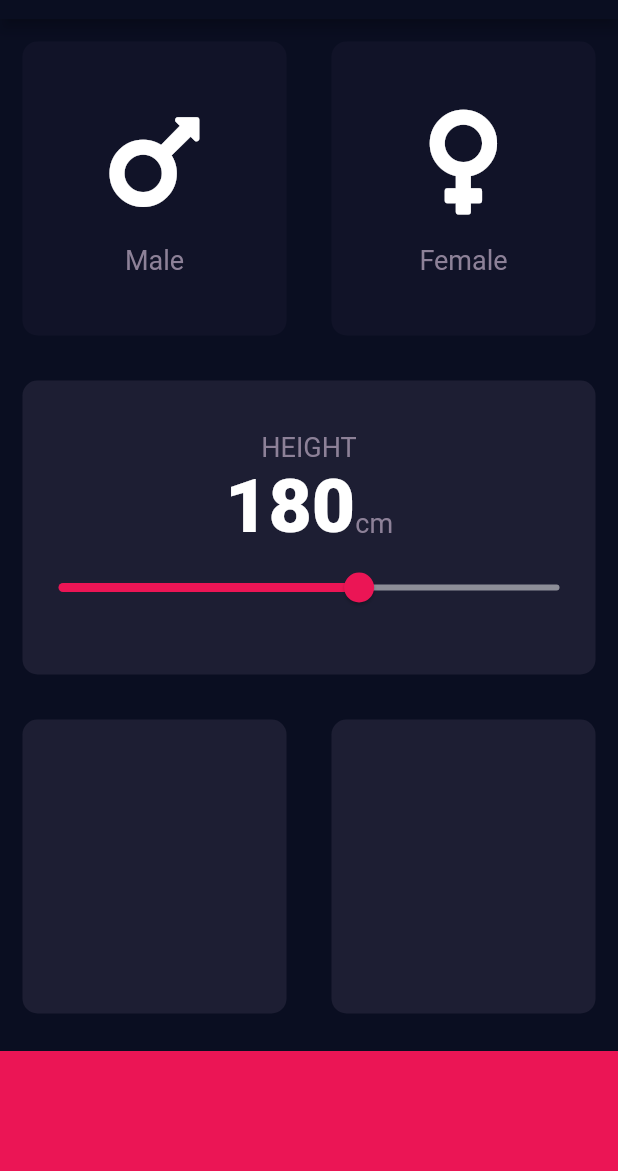
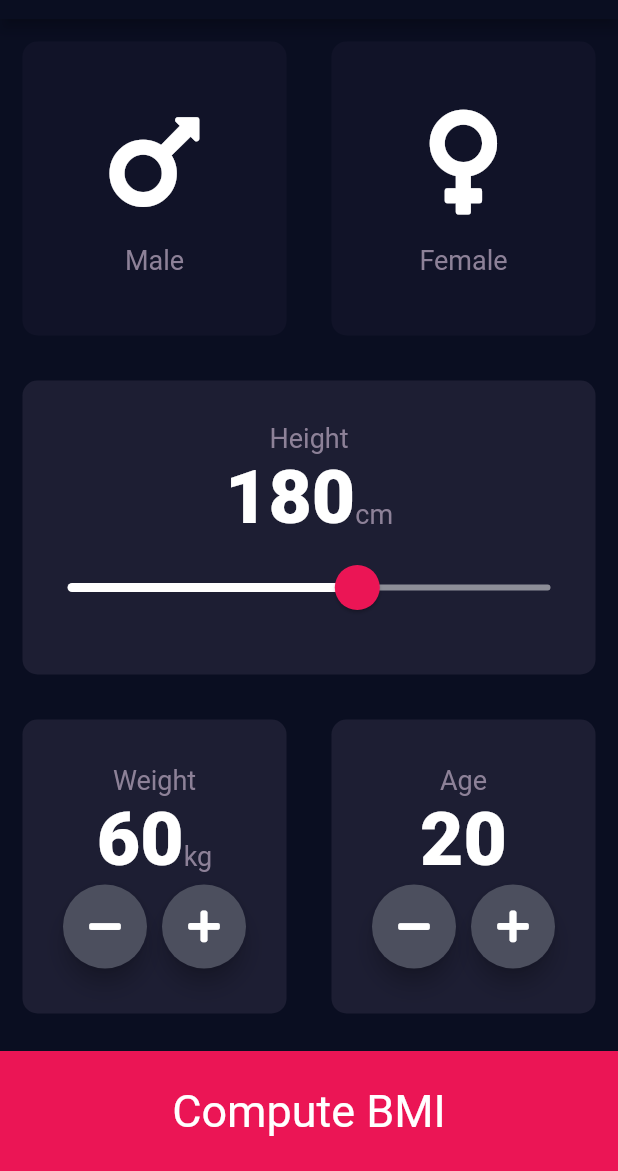
Before and after one commit to Dipeshneupane/BMI_Calculator, a Flutter app: the screen it shows after launch, on a phone screen of 412 x 824 dp, the part 65-1236 px from its top. Run offline on Flutter 3.47's test engine with Material 2 defaults, Android fonts, the phone set to English and light mode, and no system bars; our stand-ins replace font_awesome_flutter.

Commit message:
updated UI

```diff
--- a/lib/input_page.dart
+++ b/lib/input_page.dart
@@ -15,6 +15,8 @@ class InputPage extends StatefulWidget {
 class _InputPageState extends State<InputPage> {
   Gender selectedgender;
   int height = 180;
+  int weight = 60;
+  int age = 20;
   @override
   Widget build(BuildContext context) {
     return Scaffold(
@@ -67,7 +69,7 @@ class _InputPageState extends State<InputPage> {
                 mainAxisAlignment: MainAxisAlignment.center,
                 children: <Widget>[
                   Text(
-                    "HEIGHT",
+                    "Height",
                     style: kLabelStyle,
                   ),
                   Row(
@@ -85,17 +87,27 @@ class _InputPageState extends State<InputPage> {
                       )
                     ],
                   ),
-                  Slider(
+                  SliderTheme(
+                    data: SliderTheme.of(context).copyWith(
+                      inactiveTrackColor: Color(0xFF8D8E98),
+                      activeTrackColor: Colors.white,
+                      thumbColor: Color(0xFFEB1555),
+                      overlayColor: Color(0x50EB1555),
+                      thumbShape:
+                          RoundSliderThumbShape(enabledThumbRadius: 15.0),
+                      overlayShape:
+                          RoundSliderOverlayShape(overlayRadius: 30.0),
+                    ),
+                    child: Slider(
                       value: height.toDouble(),
                       min: 120,
                       max: 220,
-                    activeColor: Color(0xFFEB1555),
-                    inactiveColor: Color(0xFF8D8E98),
                       onChanged: (double newValue) {
                         setState(() {
                           height = newValue.round();
                         });
                       },
+                    ),
                   )
                 ],
               ),
@@ -107,11 +119,96 @@ class _InputPageState extends State<InputPage> {
                 Expanded(
                   child: Reuseable_Container(
                     colour: kActiveCardColour,
+                    cardChild: Column(
+                      mainAxisAlignment: MainAxisAlignment.center,
+                      children: <Widget>[
+                        Text(
+                          "Weight",
+                          style: kLabelStyle,
+                        ),
+                        Row(
+                          mainAxisAlignment: MainAxisAlignment.center,
+                          crossAxisAlignment: CrossAxisAlignment.baseline,
+                          textBaseline: TextBaseline.alphabetic,
+                          children: <Widget>[
+                            Text(
+                              weight.toString(),
+                              style: kNumberStyle,
+                            ),
+                            Text(
+                              "kg",
+                              style: kLabelStyle,
+                            )
+                          ],
+                        ),
+                        Row(
+                          mainAxisAlignment: MainAxisAlignment.center,
+                          children: <Widget>[
+                            RoundIconButton(
+                              icon: FontAwesomeIcons.minus,
+                              onPressed: () {
+                                setState(() {
+                                  weight--;
+                                });
+                              },
+                            ),
+                            SizedBox(
+                              width: 10.0,
+                            ),
+                            RoundIconButton(
+                              icon: FontAwesomeIcons.plus,
+                              onPressed: () {
+                                setState(() {
+                                  weight++;
+                                });
+                              },
+                            )
+                          ],
+                        )
+                      ],
+                    ),
                   ),
                 ),
                 Expanded(
                     child: Reuseable_Container(
                   colour: kActiveCardColour,
+                  cardChild: Column(
+                    mainAxisAlignment: MainAxisAlignment.center,
+                    children: <Widget>[
+                      Text(
+                        "Age",
+                        style: kLabelStyle,
+                      ),
+                      Text(
+                        age.toString(),
+                        style: kNumberStyle,
+                      ),
+                      Row(
+                        mainAxisAlignment: MainAxisAlignment.center,
+                        children: <Widget>[
+                          RoundIconButton(
+                            icon: FontAwesomeIcons.minus,
+                            onPressed: () {
+                              setState(() {
+                                age--;
+                              });
+                            },
+                          ),
+                          SizedBox(
+                            width: 10.0,
+                          ),
+                          RoundIconButton(
+                            icon: FontAwesomeIcons.plus,
+                            onPressed: () {
+                              setState(() {
+                                age++;
+                              });
+                            },
+                          )
+                        ],
+                      )
+                    ],
+                  ),
                 )),
               ],
             ),
@@ -121,9 +218,37 @@ class _InputPageState extends State<InputPage> {
             margin: EdgeInsets.only(top: 10.0),
             width: double.infinity,
             height: kBottomContainerHeight,
+            child: Center(
+              child: Text(
+                "Compute BMI",
+                style: TextStyle(
+                  fontSize: 30.0,
+                ),
+              ),
+            ),
           ),
         ],
       ),
     );
   }
 }
+
+class RoundIconButton extends StatelessWidget {
+  RoundIconButton({this.icon, this.onPressed});
+  final IconData icon;
+  final Function onPressed;
+  @override
+  Widget build(BuildContext context) {
+    return RawMaterialButton(
+      child: Icon(icon),
+      elevation: 6.0,
+      constraints: BoxConstraints.tightFor(
+        width: 56.0,
+        height: 56.0,
+      ),
+      shape: CircleBorder(),
+      fillColor: Color(0xFF4C4F5E),
+      onPressed: onPressed,
+    );
+  }
+}
```
Lines whose indentation alone changed are shown as unchanged.
